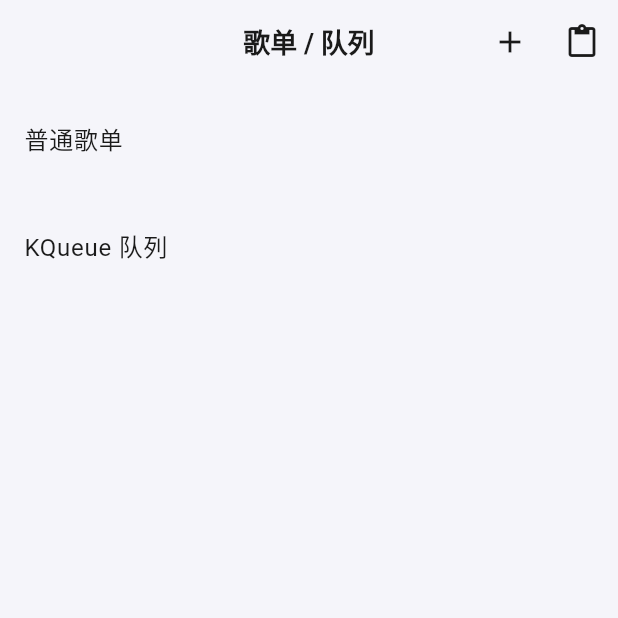
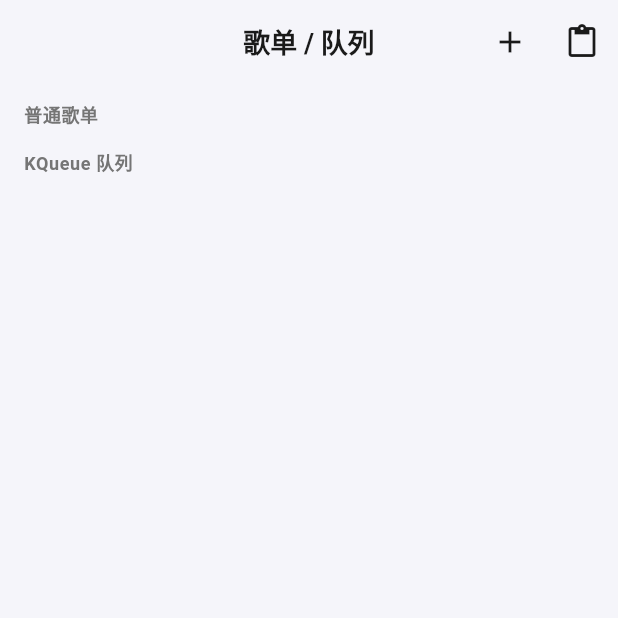
Before and after one commit to fjxcv/SingList, a Flutter app: the PlaylistsPage screen opened directly, on a phone screen of 412 x 824 dp, the top half of it. Run offline on Flutter 3.47's test engine with Material 3 defaults, Android fonts, the phone set to English and light mode, and no system bars; our stand-ins replace drift, flutter_riverpod, share_plus; accounts and stored records are empty; generated files the repository leaves out were written again.

Commit message:
Refine list card layout and batch bars

```diff
--- a/lib/ui/pages/playlists_page.dart
+++ b/lib/ui/pages/playlists_page.dart
@@ -49,8 +49,9 @@ class _PlaylistsPageState extends ConsumerState<PlaylistsPage> {
               ],
       ),
       body: ListView(
+        padding: const EdgeInsets.symmetric(horizontal: 16, vertical: 8),
         children: [
-          const ListTile(title: Text('普通歌单')),
+          _buildSectionHeader(context, '普通歌单'),
           normal.when(
             data: (items) => Column(
               children: items
@@ -67,10 +68,14 @@ class _PlaylistsPageState extends ConsumerState<PlaylistsPage> {
                       ))
                   .toList(),
             ),
-            loading: () => const LinearProgressIndicator(),
-            error: (e, _) => ListTile(title: Text('加载失败 $e')),
+            loading: () => const Padding(
+              padding: EdgeInsets.symmetric(vertical: 12),
+              child: LinearProgressIndicator(),
             ),
-          const ListTile(title: Text('KQueue 队列')),
+            error: (e, _) => Text('加载失败 $e'),
+          ),
+          const SizedBox(height: 8),
+          _buildSectionHeader(context, 'KQueue 队列'),
           queues.when(
             data: (items) => Column(
               children: items
@@ -87,20 +92,24 @@ class _PlaylistsPageState extends ConsumerState<PlaylistsPage> {
                       ))
                   .toList(),
             ),
-            loading: () => const LinearProgressIndicator(),
-            error: (e, _) => ListTile(title: Text('加载失败 $e')),
+            loading: () => const Padding(
+              padding: EdgeInsets.symmetric(vertical: 12),
+              child: LinearProgressIndicator(),
+            ),
+            error: (e, _) => Text('加载失败 $e'),
           ),
         ],
       ),
       bottomNavigationBar: selectionMode
           ? SafeArea(
+              child: Padding(
+                padding: const EdgeInsets.all(12),
                 child: Container(
                   padding: const EdgeInsets.symmetric(horizontal: 12, vertical: 8),
                   decoration: BoxDecoration(
-                  color: Theme.of(context).colorScheme.surfaceVariant.withOpacity(0.4),
-                  border: Border(
-                    top: BorderSide(color: Theme.of(context).dividerColor),
-                  ),
+                    color: Theme.of(context).colorScheme.surface,
+                    borderRadius: BorderRadius.circular(12),
+                    border: Border.all(color: Theme.of(context).dividerColor),
                   ),
                   child: Wrap(
                     spacing: 8,
@@ -119,6 +128,7 @@ class _PlaylistsPageState extends ConsumerState<PlaylistsPage> {
                         child: const Text('取消'),
                       ),
                     ],
+                  ),
                 ),
               ),
             )
@@ -321,12 +331,18 @@ class _PlaylistsPageState extends ConsumerState<PlaylistsPage> {
     required VoidCallback onOpen,
   }) {
     final isSelected = selectedIds.contains(playlist.id);
-    return ListTile(
+    final theme = Theme.of(context);
+    return Card(
+      margin: const EdgeInsets.symmetric(vertical: 8),
+      color:
+          isSelected ? theme.colorScheme.surfaceVariant.withOpacity(0.5) : theme.colorScheme.surface,
+      child: ListTile(
         leading: leading,
-      title: Text(playlist.name),
-      subtitle: subtitle,
-      tileColor:
-          isSelected ? Theme.of(context).colorScheme.surfaceVariant.withOpacity(0.35) : null,
+        title: Text(playlist.name, style: theme.textTheme.bodyLarge),
+        subtitle: DefaultTextStyle.merge(
+          style: theme.textTheme.bodySmall,
+          child: subtitle,
+        ),
         trailing: selectionMode
             ? Checkbox(
                 value: isSelected,
@@ -337,6 +353,17 @@ class _PlaylistsPageState extends ConsumerState<PlaylistsPage> {
         onLongPress: () => selectionMode
             ? _toggleSelection(playlist.id)
             : _showPlaylistActions(context, repo, playlist),
+      ),
+    );
+  }
+
+  Widget _buildSectionHeader(BuildContext context, String title) {
+    return Padding(
+      padding: const EdgeInsets.symmetric(vertical: 4),
+      child: Text(
+        title,
+        style: Theme.of(context).textTheme.bodySmall?.copyWith(fontWeight: FontWeight.w600),
+      ),
     );
   }
 
```
Also changed, not shown: lib/ui/pages/songs_page.dart (+20 -11 lines), lib/ui/pages/tags_page.dart (+14 -7 lines). Lines whose indentation alone changed are shown as unchanged.
